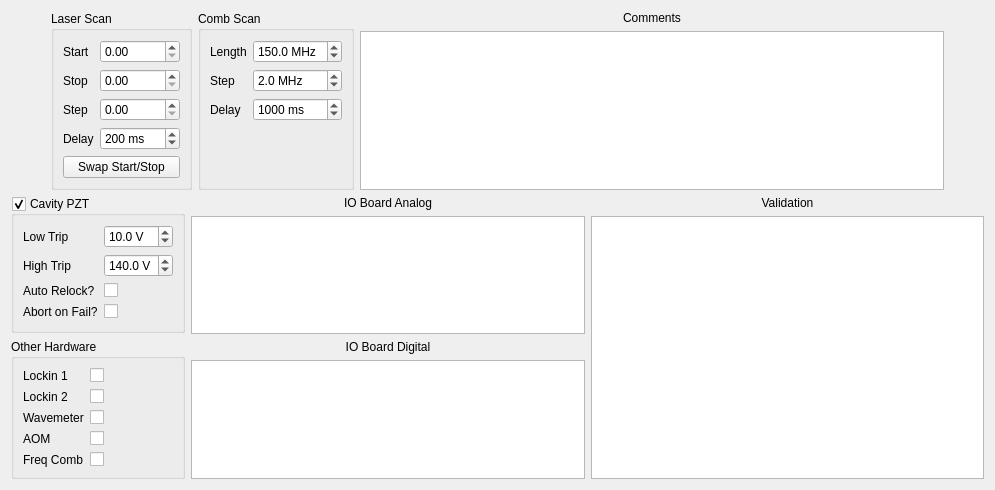
This is scanconfigwidget.ui in kncrabtree/nicerohms as Qt 5 draws it before an edit. The edited form follows.
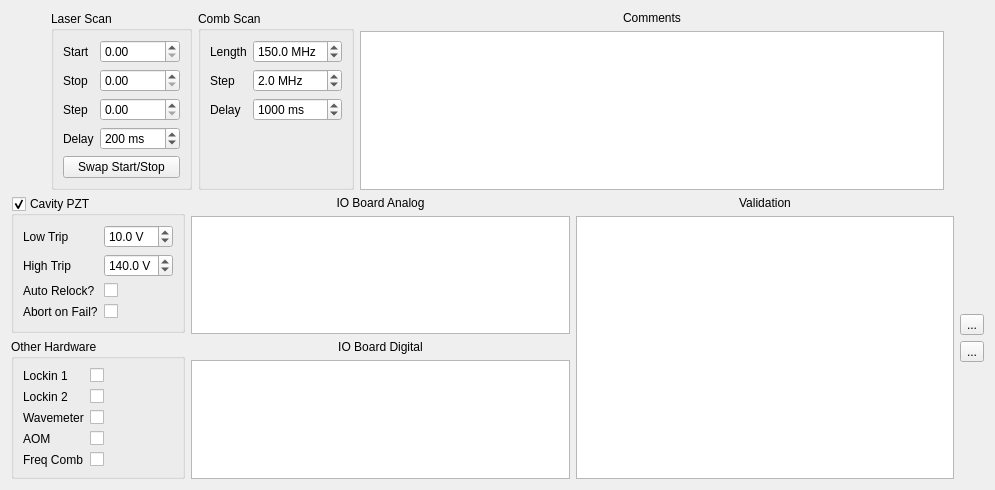
This is the edited form. Icons and pictures are not drawn.

Commit message: Initial implementation of validationModel

The edit to the form file:
```diff
--- a/scanconfigwidget.ui
+++ b/scanconfigwidget.ui
@@ -461,6 +461,58 @@
        </item>
       </layout>
      </item>
+     <item>
+      <layout class="QVBoxLayout" name="verticalLayout_6">
+       <item>
+        <spacer name="verticalSpacer_2">
+         <property name="orientation">
+          <enum>Qt::Vertical</enum>
+         </property>
+         <property name="sizeHint" stdset="0">
+          <size>
+           <width>20</width>
+           <height>40</height>
+          </size>
+         </property>
+        </spacer>
+       </item>
+       <item>
+        <widget class="QToolButton" name="addValidationButton">
+         <property name="text">
+          <string>...</string>
+         </property>
+         <property name="icon">
+          <iconset resource="resources.qrc">
+           <normaloff>:/icons/add.png</normaloff>:/icons/add.png</iconset>
+         </property>
+        </widget>
+       </item>
+       <item>
+        <widget class="QToolButton" name="removeValidationButton">
+         <property name="text">
+          <string>...</string>
+         </property>
+         <property name="icon">
+          <iconset resource="resources.qrc">
+           <normaloff>:/icons/remove.png</normaloff>:/icons/remove.png</iconset>
+         </property>
+        </widget>
+       </item>
+       <item>
+        <spacer name="verticalSpacer">
+         <property name="orientation">
+          <enum>Qt::Vertical</enum>
+         </property>
+         <property name="sizeHint" stdset="0">
+          <size>
+           <width>20</width>
+           <height>40</height>
+          </size>
+         </property>
+        </spacer>
+       </item>
+      </layout>
+     </item>
     </layout>
    </item>
   </layout>
```
Left out of the diff: 4 changed lines with no effect on the pictures. The commit also changes 12 other files.
